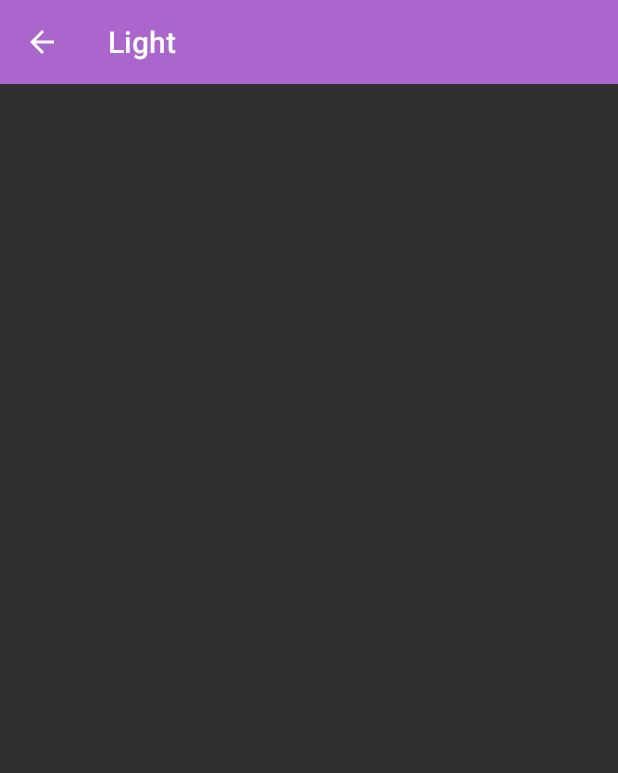
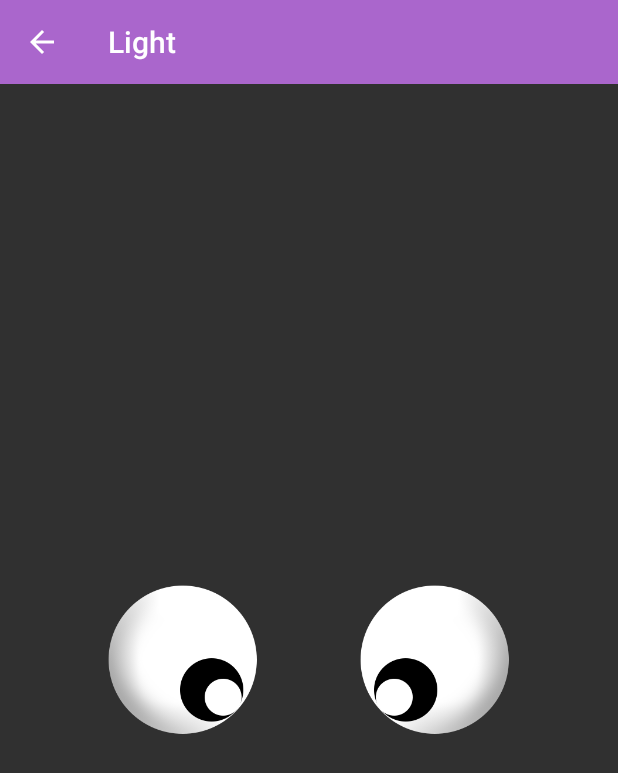
Before and after one commit to YusongLiang/SensorDemo, an Android app: the LightActivity screen opened directly, with no data from a screen before it, on a phone screen of 412 x 824 dp. Shown: the top 773 px of the screen. Run offline under Robolectric (Android 15) with nearby library versions, the phone set to English and light mode, and no system bars.

Commit message:
安卓各Sensor使用演示

```diff
--- a/app/src/main/res/layout/activity_light.xml
+++ b/app/src/main/res/layout/activity_light.xml
@@ -1,20 +1,83 @@
 <?xml version="1.0" encoding="utf-8"?>
 <android.support.constraint.ConstraintLayout xmlns:android="http://schemas.android.com/apk/res/android"
     xmlns:app="http://schemas.android.com/apk/res-auto"
-    xmlns:tools="http://schemas.android.com/tools"
     android:layout_width="match_parent"
     android:layout_height="match_parent">
 
     <android.support.v7.widget.Toolbar
+        android:id="@+id/toolbar"
         android:layout_width="0dp"
         android:layout_height="wrap_content"
         android:background="?attr/colorPrimary"
+        android:minHeight="?attr/actionBarSize"
         android:theme="?attr/actionBarTheme"
-        android:minHeight="?attr/actionBarSize"
-        android:id="@+id/toolbar"
+        app:layout_constraintHorizontal_bias="0.0"
+        app:layout_constraintLeft_toLeftOf="parent"
         app:layout_constraintRight_toRightOf="parent"
-        app:layout_constraintLeft_toLeftOf="parent"
         app:layout_constraintTop_toTopOf="parent"
         app:navigationIcon="?attr/homeAsUpIndicator"
         app:title="@string/label_light" />
+
+    <ImageView
+        android:id="@+id/imageView"
+        android:layout_width="100dp"
+        android:layout_height="100dp"
+        android:layout_marginEnd="16dp"
+        android:layout_marginStart="16dp"
+        android:contentDescription="@null"
+        app:layout_constraintBottom_toBottomOf="parent"
+        app:layout_constraintHorizontal_bias="0.2"
+        app:layout_constraintLeft_toLeftOf="parent"
+        app:layout_constraintRight_toRightOf="parent"
+        app:layout_constraintTop_toBottomOf="@+id/toolbar"
+        app:srcCompat="@drawable/ic_light_eye" />
+
+    <ImageView
+        android:id="@+id/imageView2"
+        android:layout_width="100dp"
+        android:layout_height="100dp"
+        android:layout_marginEnd="16dp"
+        android:layout_marginStart="16dp"
+        android:contentDescription="@null"
+        app:layout_constraintBottom_toBottomOf="parent"
+        app:layout_constraintHorizontal_bias="0.8"
+        app:layout_constraintLeft_toLeftOf="parent"
+        app:layout_constraintRight_toRightOf="parent"
+        app:layout_constraintTop_toBottomOf="@+id/toolbar"
+        app:srcCompat="@drawable/ic_light_eye_right" />
+
+    <TextView
+        android:id="@+id/tv_up"
+        android:layout_width="300dp"
+        android:layout_height="120dp"
+        android:layout_marginEnd="16dp"
+        android:layout_marginStart="16dp"
+        android:background="?android:colorBackground"
+        app:layout_constraintBottom_toTopOf="@+id/imageView"
+        app:layout_constraintLeft_toLeftOf="parent"
+        app:layout_constraintRight_toRightOf="parent"
+        app:layout_constraintTop_toBottomOf="@+id/toolbar"
+        app:layout_constraintVertical_bias="1.0" />
+
+    <TextView
+        android:id="@+id/tv_down"
+        android:layout_width="0dp"
+        android:layout_height="120dp"
+        android:background="?android:colorBackground"
+        app:layout_constraintBottom_toBottomOf="parent"
+        app:layout_constraintHorizontal_bias="0.0"
+        app:layout_constraintLeft_toLeftOf="@+id/tv_up"
+        app:layout_constraintRight_toRightOf="@+id/tv_up"
+        app:layout_constraintTop_toBottomOf="@+id/imageView"
+        app:layout_constraintVertical_bias="0.0" />
+
+    <TextView
+        android:id="@+id/tv_light_msg"
+        android:textSize="18sp"
+        android:layout_width="wrap_content"
+        android:layout_height="wrap_content"
+        android:layout_marginTop="32dp"
+        app:layout_constraintLeft_toLeftOf="parent"
+        app:layout_constraintRight_toRightOf="parent"
+        app:layout_constraintTop_toBottomOf="@+id/toolbar" />
 </android.support.constraint.ConstraintLayout>
```
Also changed, not shown: app/src/main/java/com/felix/sensordemo/view/LightActivity.java (+68 -1 lines), app/src/main/res/drawable-hdpi/ic_light_eye.png (added), app/src/main/res/drawable-hdpi/ic_light_eye_right.png (added), 1 other file.
